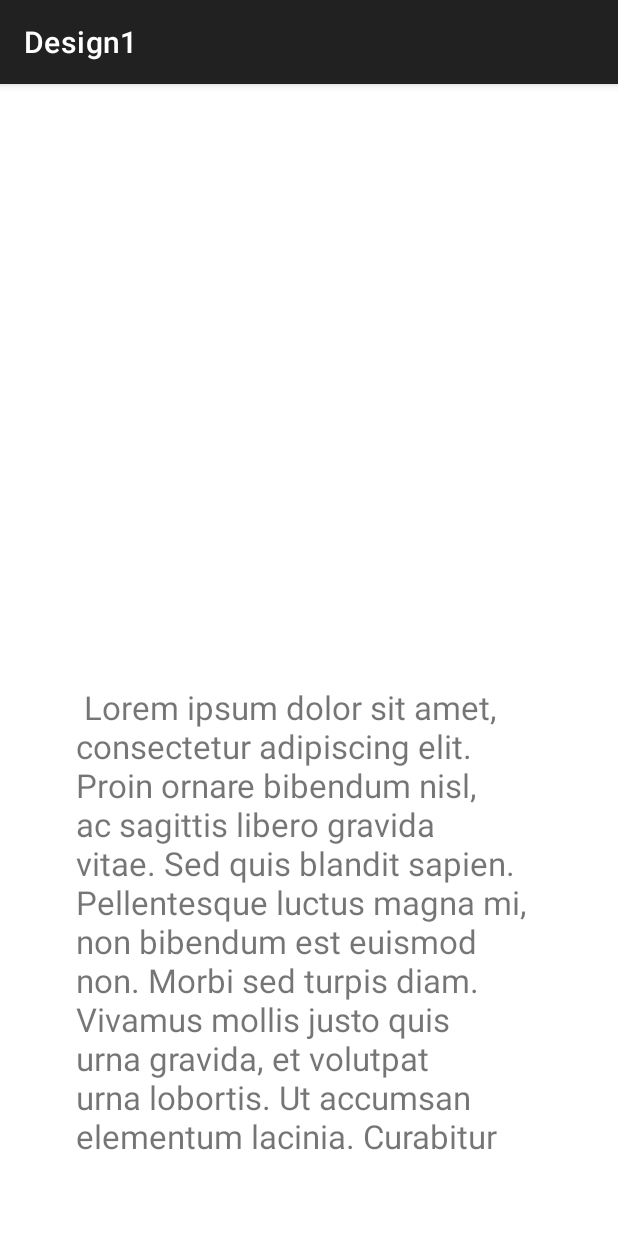
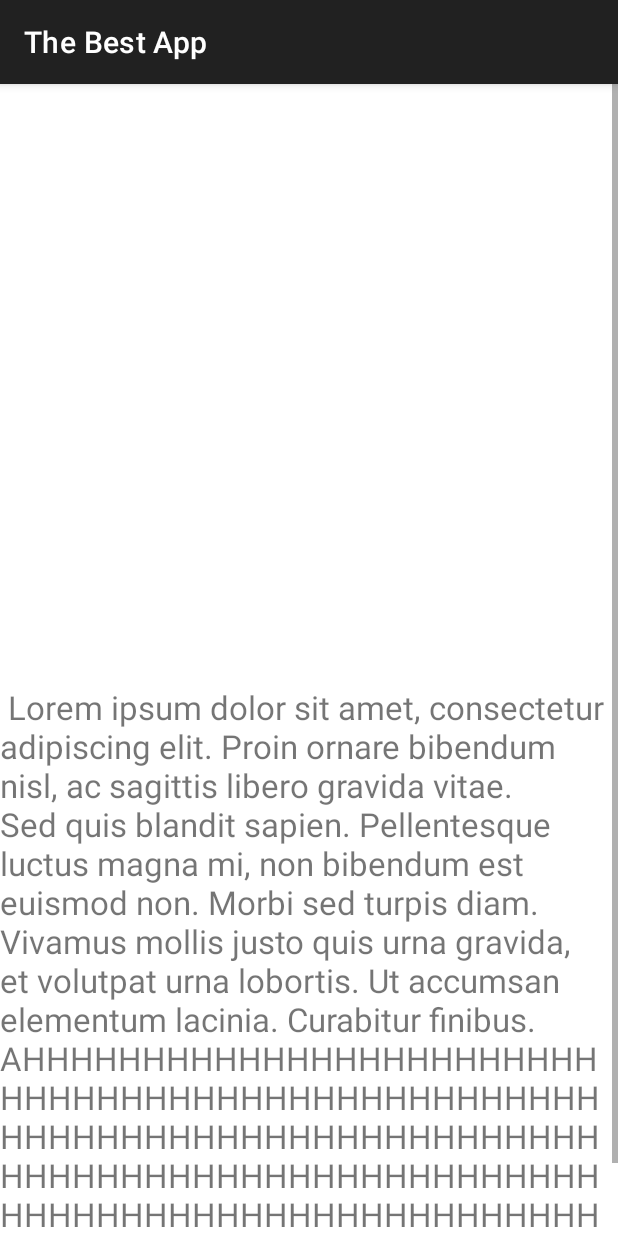
Before and after one commit to COMPSYS-302-2021/project-2-team-49, an Android app: the BookDetailedActivity screen opened directly, with no data from a screen before it, on a phone screen of 412 x 824 dp. Run offline under Robolectric (Android 15) with nearby library versions, the phone set to English and light mode, and no system bars; 4 statements that could not run were skipped.

Commit message:
Implemented basic animation for switching activity. Adjusted text size to display correctly. Begun implementing pageviewer for detailed book view.

```diff
--- a/Design1/app/build.gradle
+++ b/Design1/app/build.gradle
@@ -29,6 +29,7 @@ android {
 }
 
 dependencies {
+    implementation "androidx.viewpager2:viewpager2:1.0.0"
     implementation "androidx.cardview:cardview:1.0.0"
     implementation 'androidx.appcompat:appcompat:1.2.0'
     implementation 'com.google.android.material:material:1.3.0'
--- a/Design1/app/src/main/res/layout/activity_book_detailed.xml
+++ b/Design1/app/src/main/res/layout/activity_book_detailed.xml
@@ -23,6 +23,8 @@
                 android:layout_height="280dp"
                 android:layout_marginTop="8dp" />
 
+
+
             <TextView
                 android:id="@+id/tvTitle"
                 android:layout_width="wrap_content"
@@ -38,15 +40,18 @@
                 android:layout_height="wrap_content"
                 android:layout_marginTop="8dp"
                 android:textSize="22sp" />
-
+            <ScrollView
+                android:layout_width="match_parent"
+                android:layout_height="match_parent">
             <TextView
                 android:id="@+id/textViewBlurb"
-                android:layout_width="310dp"
-                android:layout_height="310dp"
+                android:layout_width="match_parent"
+                android:layout_height="match_parent"
                 android:text="
-Lorem ipsum dolor sit amet, consectetur adipiscing elit. Proin ornare bibendum nisl, ac sagittis libero gravida vitae. Sed quis blandit sapien. Pellentesque luctus magna mi, non bibendum est euismod non. Morbi sed turpis diam. Vivamus mollis justo quis urna gravida, et volutpat urna lobortis. Ut accumsan elementum lacinia. Curabitur finibus."
+Lorem ipsum dolor sit amet, consectetur adipiscing elit. Proin ornare bibendum nisl, ac sagittis libero gravida vitae. Sed quis blandit sapien. Pellentesque luctus magna mi, non bibendum est euismod non. Morbi sed turpis diam. Vivamus mollis justo quis urna gravida, et volutpat urna lobortis. Ut accumsan elementum lacinia. Curabitur finibus. AHHHHHHHHHHHHHHHHHHHHHHHHHHHHHHHHHHHHHHHHHHHHHHHHHHHHHHHHHHHHHHHHHHHHHHHHHHHHHHHHHHHHHHHHHHHHHHHHHHHHHHHHHHHHHHHHHHHHHHHHHHHHHHHHHHHHHHHHHHHHHHHHHHHHHHHHHHHHHHHHHHHHHH"
                 android:layout_marginTop="24dp"
-                android:textSize="22dp"/>
+                android:textSize="22dp" />
+            </ScrollView>
 
         </LinearLayout>
     </ScrollView>
--- a/Design1/app/src/main/res/layout/activity_main.xml
+++ b/Design1/app/src/main/res/layout/activity_main.xml
@@ -29,7 +29,7 @@
                 android:text="Second Hand Textbooks"
                 android:textAlignment="center"
                 android:textColor="@color/white"
-                android:textSize="38dp" />
+                android:textSize="24dp" />
 
         </LinearLayout>
 
--- a/Design1/app/src/main/res/values/strings.xml
+++ b/Design1/app/src/main/res/values/strings.xml
@@ -1,3 +1,3 @@
 <resources>
-    <string name="app_name">Design1</string>
+    <string name="app_name">The Best App</string>
 </resources>
```
Also changed, not shown: Design1/app/src/main/java/com/example/design1/MainActivity.java (+11 -4 lines), Design1/app/src/main/java/com/example/design1/ScreenSlidePageFragment.java (added, +18 -0 lines).
